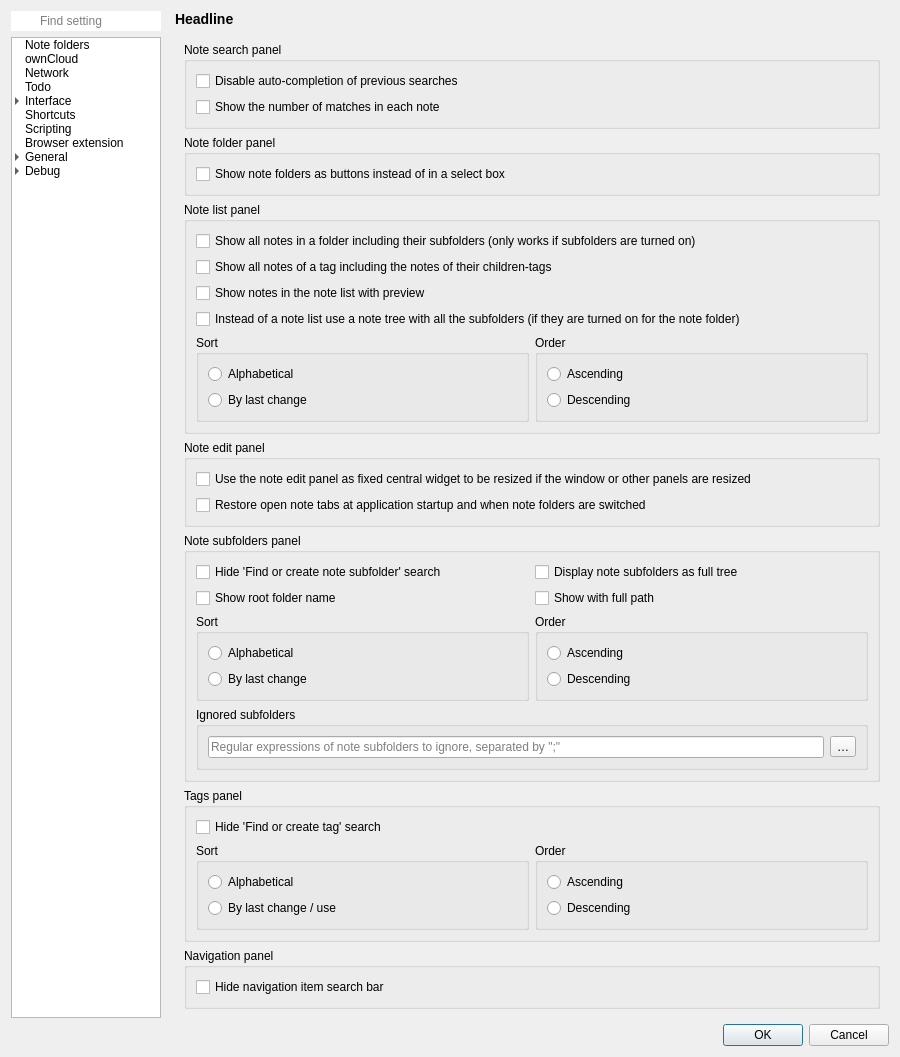
First picture: the form in src/dialogs/settingsdialog.ui, repository pbek/QOwnNotes, before the edit.
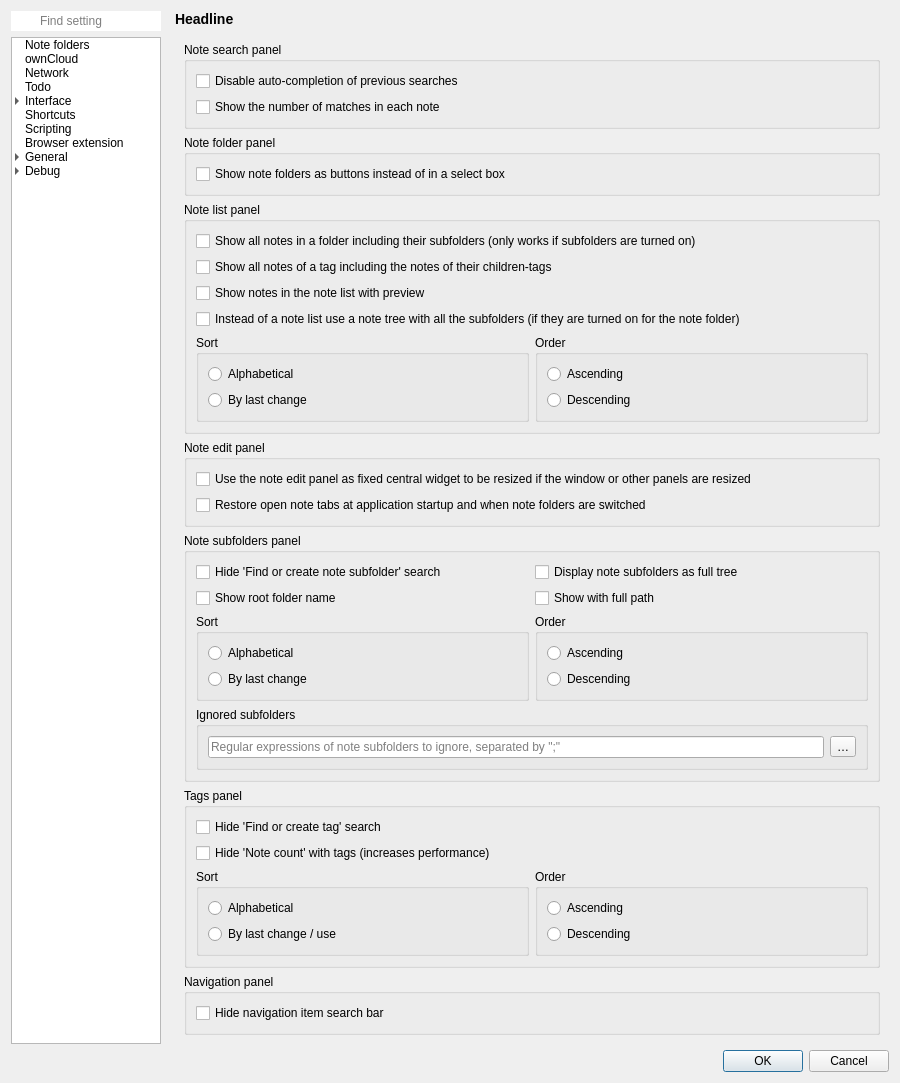
Second picture: the form after the edit. The open tabs and pages were chosen to show the change. Icons and pictures are not drawn. Custom widgets are drawn as their Qt base class.

Commit message:
Add option to disable note count with tags (#1849)
* Add option to disable note count with tags

* Revert some changes in setting.ui file

```diff
--- a/src/dialogs/settingsdialog.ui
+++ b/src/dialogs/settingsdialog.ui
@@ -5744,6 +5744,13 @@
                   </property>
                  </widget>
                 </item>
+                <item row="1" column="0">
+                 <widget class="QCheckBox" name="tagsPanelHideNoteCountCheckBox">
+                  <property name="text">
+                   <string>Hide 'Note count' with tags (increases performance)</string>
+                  </property>
+                 </widget>
+                </item>
                </layout>
               </widget>
              </item>
```
The commit also changes 2 other files.
